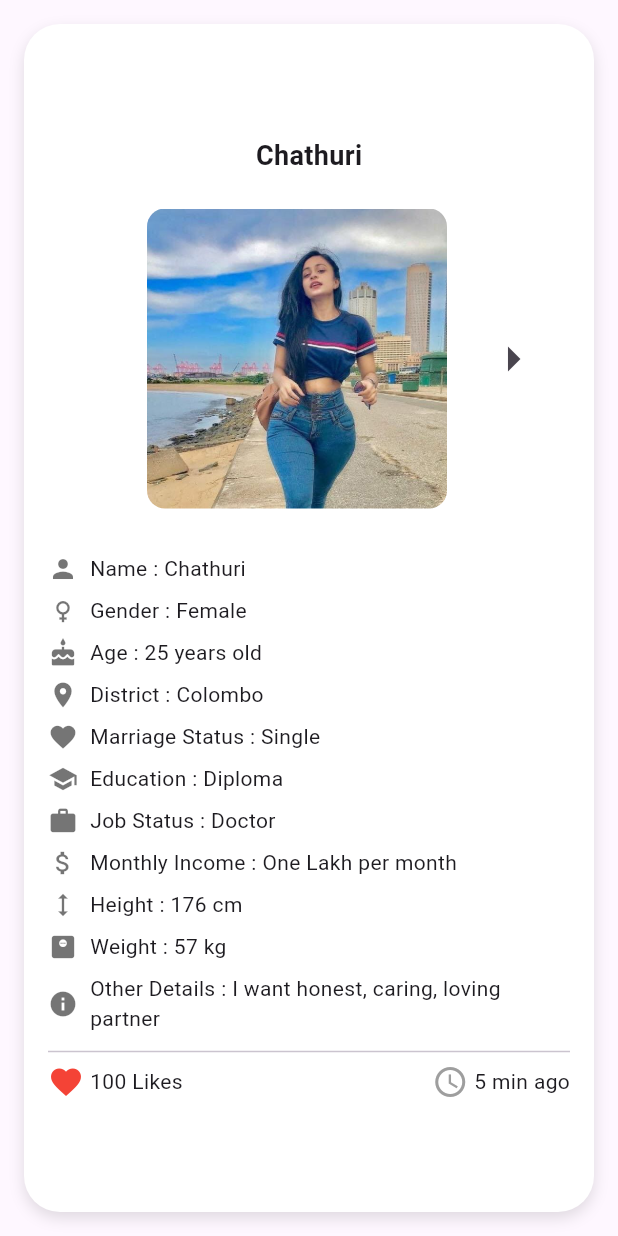
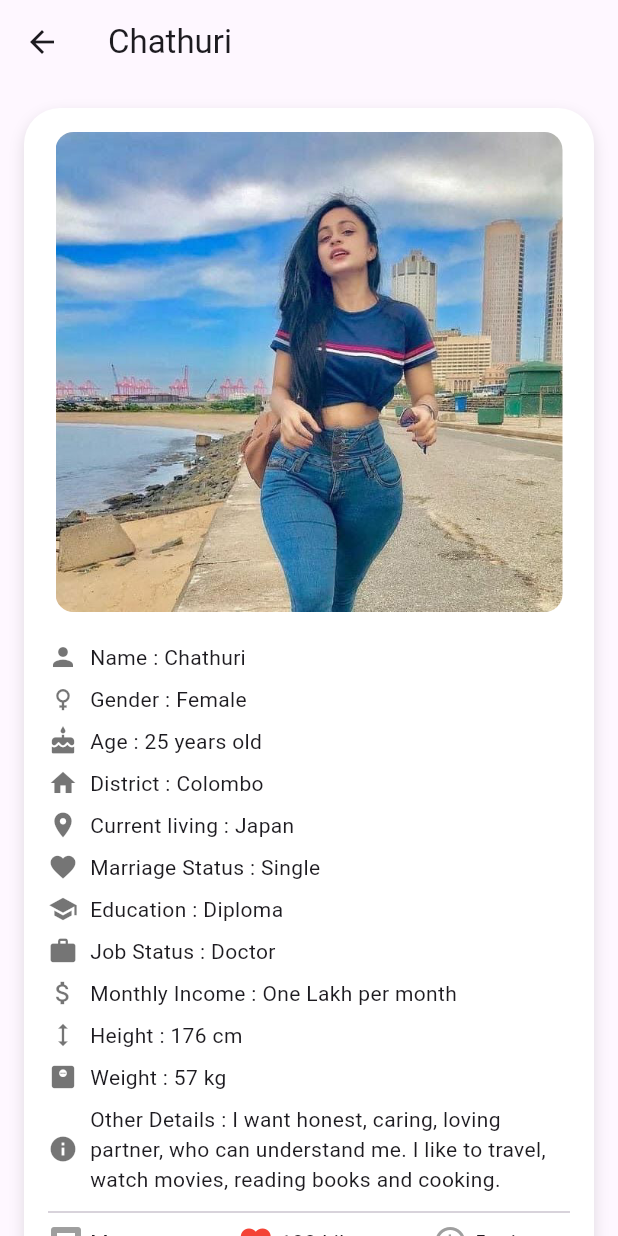
Before and after one commit to Theekshana1999/Social-Media-App, a Flutter app: the screen it shows after launch, after a tap on an icon or button, on a phone screen of 412 x 824 dp. Run offline on Flutter 3.47's test engine with Material 3 defaults, Android fonts, the phone set to English and light mode, and no system bars; our stand-ins replace curved_navigation_bar, font_awesome_flutter.

Commit message:
refactor: remove navigation methods and simplify person detail display in PersonDetailPager

```diff
--- a/lib/Screen/Person_detail_Page.dart
+++ b/lib/Screen/Person_detail_Page.dart
@@ -26,26 +26,10 @@ class _PersonDetailPagerState extends State<PersonDetailPager> {
     _controller = PageController(initialPage: widget.initialIndex);
   }
 
-  void _goToPrevious() {
-    if (_currentIndex > 0) {
-      _controller.previousPage(
-          duration: const Duration(milliseconds: 300),
-          curve: Curves.easeInOut);
-    }
-  }
-
-  void _goToNext() {
-    if (_currentIndex < widget.persons.length - 1) {
-      _controller.nextPage(
-          duration: const Duration(milliseconds: 300),
-          curve: Curves.easeInOut);
-    }
-  }
-
   @override
   Widget build(BuildContext context) {
     return Scaffold(
-
+      appBar: AppBar(title: Text(widget.persons[_currentIndex].name)),
       body: PageView.builder(
         controller: _controller,
         itemCount: widget.persons.length,
@@ -55,7 +39,8 @@ class _PersonDetailPagerState extends State<PersonDetailPager> {
         itemBuilder: (context, index) {
           final person = widget.persons[index];
 
-          return Center(
+          return SingleChildScrollView(
+            child: Center(
               child: Container(
                 margin: const EdgeInsets.all(16),
                 padding: const EdgeInsets.all(16),
@@ -66,50 +51,33 @@ class _PersonDetailPagerState extends State<PersonDetailPager> {
                     BoxShadow(
                       color: Colors.black12,
                       blurRadius: 8,
-                      offset: Offset(0, 4))
+                      offset: Offset(0, 4),
+                    ),
                   ],
                 ),
                 child: Column(
-
                   mainAxisAlignment: MainAxisAlignment.center,
                   crossAxisAlignment: CrossAxisAlignment.center,
+
                   children: [
-
-                  Text(
-                    "${person.name}",
-                    style:
-                        TextStyle(fontSize: 18, fontWeight: FontWeight.bold),
-                  ),
-                  const SizedBox(height: 12),
+                    // Text(
+                    //   "${person.name}",
+                    //   style:
+                    //       TextStyle(fontSize: 18, fontWeight: FontWeight.bold),
+                    // ),
+                    // const SizedBox(height: 12),
 
                     /// Profile image + arrows
                     Padding(
-                    padding: const EdgeInsets.all(10.0),
-                    child: Row(
-                      mainAxisAlignment: MainAxisAlignment.spaceBetween,
-                      children: [
-                        if (_currentIndex > 0)
-                          IconButton(
-                              icon: const Icon(Icons.arrow_left, size: 40),
-                              onPressed: _goToPrevious)
-                        else
-                          const SizedBox(width: 40),
-                        ClipRRect(
+                      padding: const EdgeInsets.symmetric(horizontal: 5.0),
+                      child: ClipRRect(
                         borderRadius: BorderRadius.circular(12),
                         child: Image.asset(
                           person.imageAsset,
-                            width: 200,
-                            height: 200,
+                          width: double.infinity,
+                          height: 320,
                           fit: BoxFit.cover,
                         ),
-                        ),
-                        if (_currentIndex < widget.persons.length - 1)
-                          IconButton(
-                              icon: const Icon(Icons.arrow_right, size: 40),
-                              onPressed: _goToNext)
-                        else
-                          const SizedBox(width: 40),
-                      ],
                       ),
                     ),
                     const SizedBox(height: 16),
@@ -118,36 +86,58 @@ class _PersonDetailPagerState extends State<PersonDetailPager> {
                     _buildDetail(Icons.person, "Name", person.name),
                     _buildDetail(Icons.female, "Gender", person.gender),
                     _buildDetail(Icons.cake, "Age", "${person.age} years old"),
-                  _buildDetail(Icons.location_on, "District", person.district),
-                  _buildDetail(Icons.favorite, "Marriage Status",
-                      person.maritalStatus),
+                    _buildDetail(Icons.home, "District", person.district),
+                    _buildDetail(Icons.location_on, "Current living", "Japan"),
+                    _buildDetail(
+                      Icons.favorite,
+                      "Marriage Status",
+                      person.maritalStatus,
+                    ),
                     _buildDetail(Icons.school, "Education", "Diploma"),
                     _buildDetail(Icons.work, "Job Status", "Doctor"),
-                  _buildDetail(Icons.attach_money, "Monthly Income",
-                      "One Lakh per month"),
+                    _buildDetail(
+                      Icons.attach_money,
+                      "Monthly Income",
+                      "One Lakh per month",
+                    ),
                     _buildDetail(Icons.height, "Height", "176 cm"),
                     _buildDetail(Icons.monitor_weight, "Weight", "57 kg"),
-                  _buildDetail(Icons.info, "Other Details",
-                      "I want honest, caring, loving partner"),
+                    _buildDetail(
+                      Icons.info,
+                      "Other Details",
+                      "I want honest, caring, loving partner, who can understand me. I like to travel, watch movies, reading books and cooking. ",
+                    ),
                     const Divider(),
 
                     /// Bottom actions
                     Row(
                       mainAxisAlignment: MainAxisAlignment.spaceBetween,
                       children: [
-                      Row(children: [
+                        Row(
+                          children: [
+                            const Icon(Icons.chat, color: Colors.grey),
+                            const SizedBox(width: 4),
+                            Text("Message"),
+                          ],
+                        ),
+                        Row(
+                          children: [
                             const Icon(Icons.favorite, color: Colors.red),
                             const SizedBox(width: 4),
                             Text("${person.likes} Likes"),
-                      ]),
-                      Row(children: [
+                          ],
+                        ),
+                        Row(
+                          children: [
                             const Icon(Icons.access_time, color: Colors.grey),
                             const SizedBox(width: 4),
                             Text(person.timeAgo),
-                      ]),
                           ],
                         ),
                       ],
+                    ),
+                  ],
+                ),
               ),
             ),
           );
```
Lines whose indentation alone changed are shown as unchanged.
